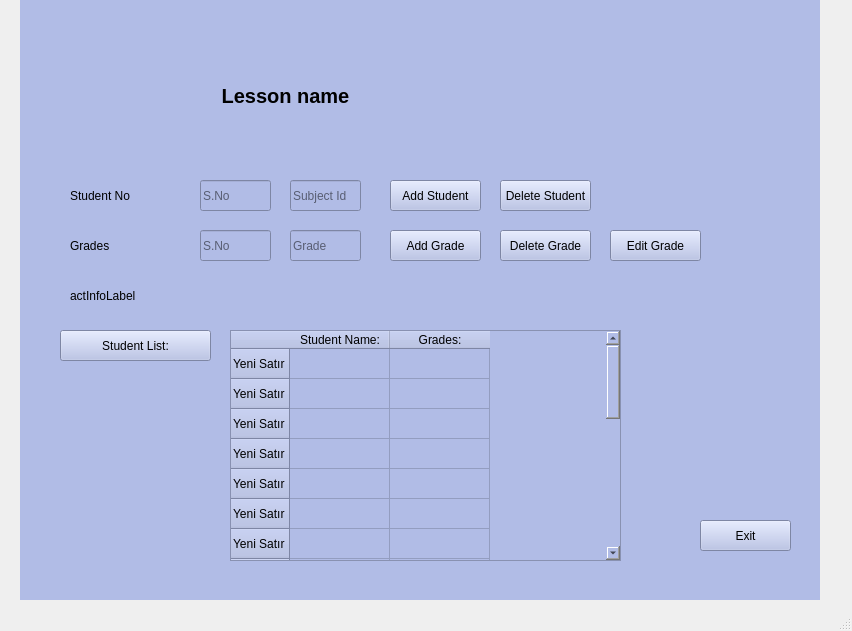
First picture: the form in ui/LessonPage.ui, repository fbucak/school-management-system, before the edit.
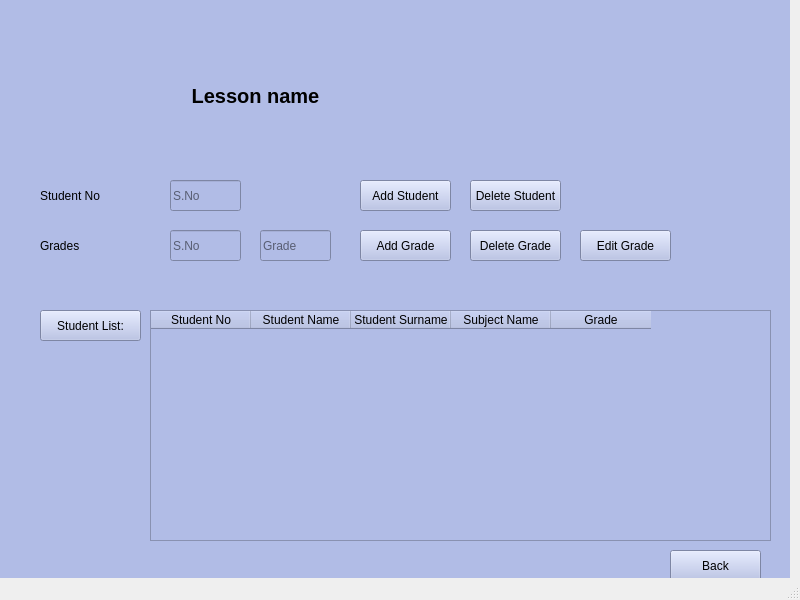
Second picture: the form after the edit.

Diff of the .ui file:
```diff
--- a/ui/LessonPage.ui
+++ b/ui/LessonPage.ui
@@ -6,10 +6,16 @@
    <rect>
     <x>0</x>
     <y>0</y>
-    <width>852</width>
-    <height>631</height>
+    <width>800</width>
+    <height>600</height>
    </rect>
   </property>
+  <property name="maximumSize">
+   <size>
+    <width>800</width>
+    <height>600</height>
+   </size>
+  </property>
   <property name="windowTitle">
    <string>MainWindow</string>
   </property>
@@ -17,7 +23,7 @@
    <widget class="QStackedWidget" name="stackedWidget">
     <property name="geometry">
      <rect>
-      <x>20</x>
+      <x>-10</x>
       <y>0</y>
       <width>800</width>
       <height>600</height>
@@ -155,9 +161,9 @@
      <widget class="QPushButton" name="sListButton">
       <property name="geometry">
        <rect>
-        <x>40</x>
-        <y>330</y>
-        <width>151</width>
+        <x>50</x>
+        <y>310</y>
+        <width>101</width>
         <height>31</height>
        </rect>
       </property>
@@ -168,115 +174,35 @@
      <widget class="QTableWidget" name="tableWidget">
       <property name="geometry">
        <rect>
-        <x>210</x>
-        <y>330</y>
-        <width>391</width>
+        <x>160</x>
+        <y>310</y>
+        <width>621</width>
         <height>231</height>
        </rect>
       </property>
-      <row>
+      <column>
        <property name="text">
-        <string>Yeni Satır</string>
+        <string>Student No</string>
        </property>
-      </row>
-      <row>
+      </column>
+      <column>
        <property name="text">
-        <string>Yeni Satır</string>
+        <string>Student Name</string>
        </property>
-      </row>
-      <row>
+      </column>
+      <column>
        <property name="text">
-        <string>Yeni Satır</string>
+        <string>Student Surname</string>
        </property>
-      </row>
-      <row>
-       <property name="text">
-        <string>Yeni Satır</string>
-       </property>
-      </row>
-      <row>
-       <property name="text">
-        <string>Yeni Satır</string>
-       </property>
-      </row>
-      <row>
-       <property name="text">
-        <string>Yeni Satır</string>
-       </property>
-      </row>
-      <row>
-       <property name="text">
-        <string>Yeni Satır</string>
-       </property>
-      </row>
-      <row>
-       <property name="text">
-        <string>Yeni Satır</string>
-       </property>
-      </row>
-      <row>
-       <property name="text">
-        <string>Yeni Satır</string>
-       </property>
-      </row>
-      <row>
-       <property name="text">
-        <string>Yeni Satır</string>
-       </property>
-      </row>
-      <row>
-       <property name="text">
-        <string>Yeni Satır</string>
-       </property>
-      </row>
-      <row>
-       <property name="text">
-        <string>Yeni Satır</string>
-       </property>
-      </row>
-      <row>
-       <property name="text">
-        <string>Yeni Satır</string>
-       </property>
-      </row>
-      <row>
-       <property name="text">
-        <string>Yeni Satır</string>
-       </property>
-      </row>
-      <row>
-       <property name="text">
-        <string>Yeni Satır</string>
-       </property>
-      </row>
-      <row>
-       <property name="text">
-        <string>Yeni Satır</string>
-       </property>
-      </row>
-      <row>
-       <property name="text">
-        <string>Yeni Satır</string>
-       </property>
-      </row>
-      <row>
-       <property name="text">
-        <string>Yeni Satır</string>
-       </property>
-      </row>
-      <row>
-       <property name="text">
-        <string>Yeni Satır</string>
-       </property>
-      </row>
+      </column>
       <column>
        <property name="text">
-        <string>Student Name:</string>
+        <string>Subject Name</string>
        </property>
       </column>
       <column>
        <property name="text">
-        <string>Grades:</string>
+        <string>Grade</string>
        </property>
       </column>
      </widget>
@@ -381,26 +307,26 @@
       <property name="geometry">
        <rect>
         <x>50</x>
-        <y>280</y>
+        <y>270</y>
         <width>501</width>
         <height>31</height>
        </rect>
       </property>
       <property name="text">
-       <string>actInfoLabel</string>
+       <string/>
       </property>
      </widget>
      <widget class="QPushButton" name="sDeleteButton_2">
       <property name="geometry">
        <rect>
         <x>680</x>
-        <y>520</y>
+        <y>550</y>
         <width>91</width>
         <height>31</height>
        </rect>
       </property>
       <property name="text">
-       <string>Exit</string>
+       <string>Back</string>
       </property>
      </widget>
      <widget class="QLabel" name="sNameLabel_2">
@@ -445,22 +371,6 @@
        <string>S.No</string>
       </property>
      </widget>
-     <widget class="QLineEdit" name="subjectIdLine">
-      <property name="geometry">
-       <rect>
-        <x>270</x>
-        <y>180</y>
-        <width>71</width>
-        <height>31</height>
-       </rect>
-      </property>
-      <property name="text">
-       <string/>
-      </property>
-      <property name="placeholderText">
-       <string>Subject Id</string>
-      </property>
-     </widget>
     </widget>
     <widget class="QWidget" name="student_entry">
      <widget class="QPushButton" name="pushButton_3">
```
Left out of the diff: 18 changed lines with no effect on the pictures.
